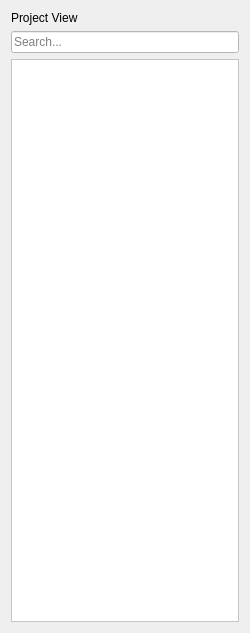
First picture: the form in projectview.ui, repository parallaxinc/projectview, before the edit.
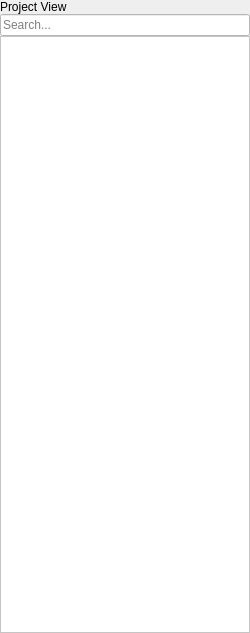
Second picture: the form after the edit.

Patch:
```diff
--- a/projectview.ui
+++ b/projectview.ui
@@ -14,6 +14,21 @@
    <string>Project View</string>
   </property>
   <layout class="QVBoxLayout" name="verticalLayout">
+   <property name="spacing">
+    <number>0</number>
+   </property>
+   <property name="leftMargin">
+    <number>0</number>
+   </property>
+   <property name="topMargin">
+    <number>0</number>
+   </property>
+   <property name="rightMargin">
+    <number>0</number>
+   </property>
+   <property name="bottomMargin">
+    <number>0</number>
+   </property>
    <item>
     <widget class="QLabel" name="label">
      <property name="text">
```
